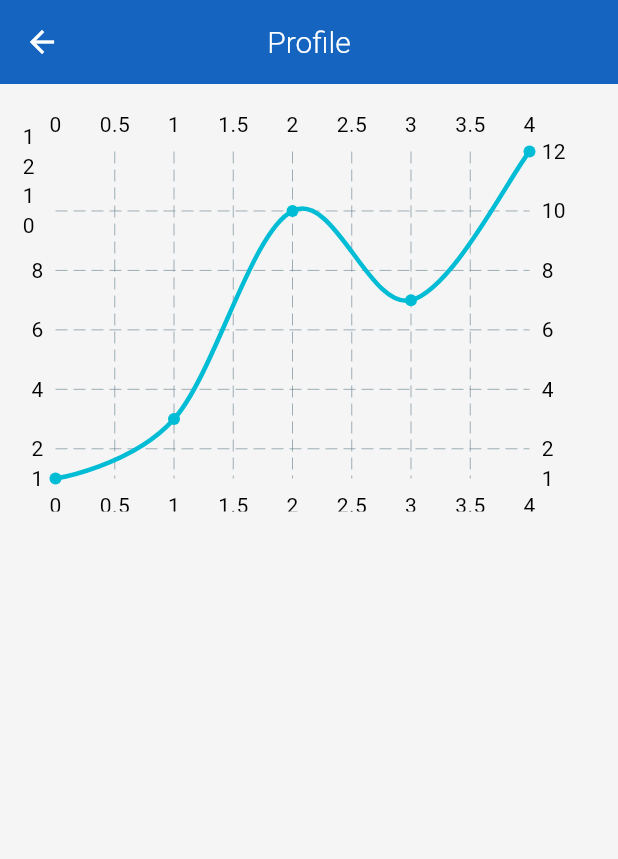
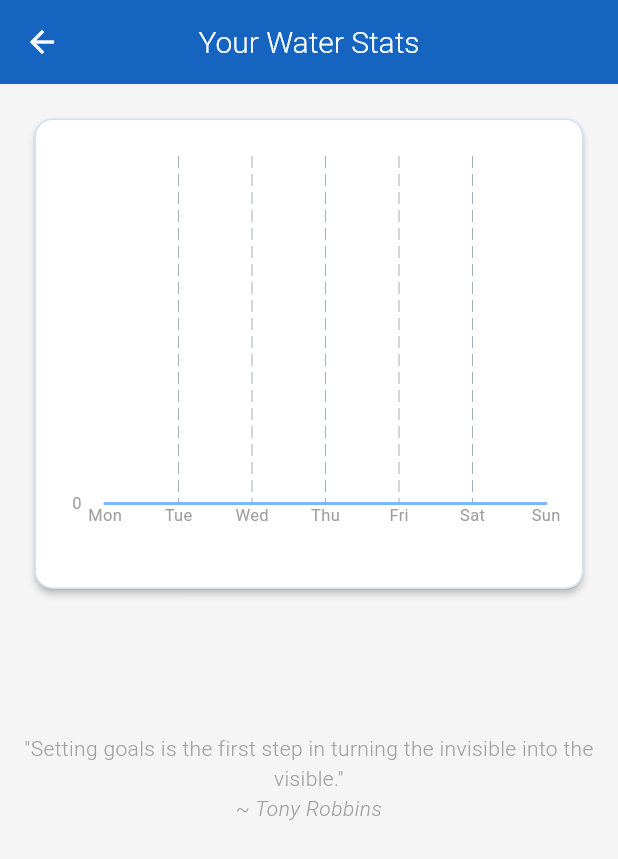
Before and after one commit to pamiracar/drip, a Flutter app: the ProfilePage screen opened by its route, on a phone screen of 412 x 824 dp. Shown: the top 859 px of the screen. Run offline on Flutter 3.47's test engine with Material 3 defaults, Android fonts, the phone set to English and light mode, and no system bars; drawn by our look-alikes of fl_chart; our stand-ins replace flutter_screenutil, get, lottie, percent_indicator, sqflite; accounts and stored records are empty.

Commit message:
starting day

```diff
--- a/lib/pages/home_page/home_page.dart
+++ b/lib/pages/home_page/home_page.dart
@@ -20,7 +20,7 @@ class HomePage extends GetView<HomePageController> {
         ),
         centerTitle: true,
         actions: [
-          IconButton(onPressed:() => Get.toNamed(AppRoutes.PROFILE), icon: Icon(Icons.person_outlined))
+          IconButton(onPressed:() => Get.toNamed(AppRoutes.PROFILE), icon: Icon(Icons.bar_chart_rounded))
         ],
       ),
       body: SingleChildScrollView(
--- a/lib/pages/home_page/home_page_controller.dart
+++ b/lib/pages/home_page/home_page_controller.dart
@@ -166,6 +166,7 @@ class HomePageController extends GetxController {
   void onInit() async {
     super.onInit();
     await _initData();
+    await databaseService.ensureTodayDrankExist;
     await checkStreakStatus();
   }
 
--- a/lib/pages/profile_page/profile_page.dart
+++ b/lib/pages/profile_page/profile_page.dart
@@ -1,6 +1,7 @@
 import 'package:drip/pages/profile_page/profile_page_controller.dart';
 import 'package:fl_chart/fl_chart.dart';
 import 'package:flutter/material.dart';
+import 'package:flutter_screenutil/flutter_screenutil.dart';
 import 'package:get/get_state_manager/get_state_manager.dart';
 
 class ProfilePage extends GetView<ProfilePageController> {
@@ -11,49 +12,141 @@ class ProfilePage extends GetView<ProfilePageController> {
     return Scaffold(
       appBar: AppBar(
         title: const Text(
-          "Profile",
+          "Your Water Stats",
           style: TextStyle(fontWeight: FontWeight.w300),
         ),
         centerTitle: true,
       ),
       body: SingleChildScrollView(
+        child: Padding(
+          padding: const EdgeInsets.all(15.0),
           child: Column(
             mainAxisAlignment: MainAxisAlignment.center,
             children: [
-            Container(
-              height: 300,
-              padding: EdgeInsets.all(15),
+              SizedBox(
+                width: MediaQuery.of(context).size.width,
+                height: MediaQuery.of(context).size.height * 0.4,
+                child: Card(
+                  child: Obx(() {
+                    final hasData = controller.waterData.isNotEmpty;
+                    final spots = hasData
+                        ? controller.waterData
+                        : List.generate(7, (i) => FlSpot(i.toDouble(), 0));
+                    return Padding(
+                      padding: const EdgeInsets.all(25.0),
+                      child: Column(
+                        children: [
+                          Expanded(
                             child: LineChart(
                               LineChartData(
                                 lineBarsData: [
                                   LineChartBarData(
-                      spots: [
-                        FlSpot(0, 1),
-                        FlSpot(1, 3),
-                        FlSpot(2, 10),
-                        FlSpot(3, 7),
-                        FlSpot(4, 12),
-                      ],
+                                    spots: spots,
                                     isCurved: true,
-                      barWidth: 3,
-                      belowBarData: BarAreaData(show: false),
-                      dotData: FlDotData(show: true),
+                                    barWidth: 2,
+                                    color: const Color(0xFF7EB6FF),
+                                    isStrokeCapRound: true,
+                                    dotData: FlDotData(show: false),
+                                    belowBarData: BarAreaData(
+                                      show: true,
+                                      color: const Color(0xFF7EB6FF).withOpacity(0.2),
+                                    ),
                                   ),
                                 ],
+                                gridData: FlGridData(
+                                  show: true,
+                                  drawVerticalLine: true,
+                                  horizontalInterval: 1,
+                                  getDrawingHorizontalLine: (value) => FlLine(
+                                    color: Colors.grey.withOpacity(0.1),
+                                    strokeWidth: 1,
+                                  ),
+                                ),
                                 titlesData: FlTitlesData(
                                   leftTitles: AxisTitles(
-                      sideTitles: SideTitles(showTitles: true),
+                                    sideTitles: SideTitles(
+                                      showTitles: true,
+                                      getTitlesWidget: (value, meta) => Text(
+                                        "${value.toInt()}",
+                                        style: TextStyle(
+                                          fontSize: 11,
+                                          color: Colors.grey.shade500,
+                                          fontWeight: FontWeight.w400,
+                                        ),
+                                      ),
+                                    ),
+                                  ),
+                                  topTitles: AxisTitles(
+                                    sideTitles: SideTitles(
+                                      showTitles: false,
+                                    ), // BURASI EKLENDİ
+                                  ),
+                                  rightTitles: AxisTitles(
+                                    sideTitles: SideTitles(
+                                      showTitles: false,
+                                    ), // Sağdaki sayıları da kapatır
                                   ),
                                   bottomTitles: AxisTitles(
-                      sideTitles: SideTitles(showTitles: true),
+                                    sideTitles: SideTitles(
+                                      showTitles: true,
+                                      interval: 1,
+                                      reservedSize: 32,
+                                      getTitlesWidget: (value, meta) {
+                                        final index = value.toInt();
+                                        final days = [
+                                          'Mon',
+                                          'Tue',
+                                          'Wed',
+                                          'Thu',
+                                          'Fri',
+                                          'Sat',
+                                          'Sun',
+                                        ];
+                                        return Text(
+                                          days[index],
+                                          style: TextStyle(
+                                            fontSize: 11,
+                                            color: Colors.grey.shade500,
+                                            fontWeight: FontWeight.w400,
+                                          ),
+                                        );
+                                      },
                                     ),
                                   ),
+                                ),
+
                                 borderData: FlBorderData(show: false),
+                                minY: 0,
                               ),
                             ),
                           ),
                         ],
                       ),
+                    );
+                  }),
+                ),
+              ),
+              SizedBox(height: 100.h),
+                Text(
+                  '"${controller.randomQuote?["quote"]}"',
+                  textAlign: TextAlign.center,
+                  style: TextStyle(
+                    color: Colors.grey,
+                    fontWeight: FontWeight.w300,
+                  ),
+                ),
+                Text(
+                  "~ ${controller.randomQuote?["author"]}",
+                  textAlign: TextAlign.center,
+                  style: TextStyle(
+                    fontStyle: FontStyle.italic,
+                    color: Colors.grey,
+                    fontWeight: FontWeight.w300,
+                  ),
+                ),
+            ],
+          ),
+        ),
       ),
     );
   }
--- a/lib/pages/profile_page/profile_page_controller.dart
+++ b/lib/pages/profile_page/profile_page_controller.dart
@@ -1,5 +1,33 @@
+import 'dart:math';
+
+import 'package:drip/quotes.dart';
+import 'package:drip/services/db_service.dart';
+import 'package:fl_chart/fl_chart.dart';
 import 'package:get/state_manager.dart';
 
-class ProfilePageController extends GetxController{
+class ProfilePageController extends GetxController {
+  var waterData = <FlSpot>[].obs;
+  final DatabaseService databaseService = DatabaseService.instance;
+  Map<String, String>? randomQuote;
 
+  @override
+  void onInit() {
+    super.onInit();
+    loadWaterData();
+    randomQuote = getRandomQuote(motivationalQuotes);
+  }
+
+  Future<void> loadWaterData() async {
+    final rawData = await databaseService.getLast7DaysNormalizedWater();
+
+    waterData.value = List.generate(rawData.length, (index) {
+      return FlSpot(index.toDouble(), rawData[index]["amount"]);
+    });
+  }
+
+  Map<String, String> getRandomQuote(List<Map<String, String>> quotes) {
+    final random = Random();
+    int randomIndex = random.nextInt(quotes.length);
+    return quotes[randomIndex];
+  }
 }
--- a/pubspec.yaml
+++ b/pubspec.yaml
@@ -42,6 +42,7 @@ dependencies:
   path_provider: ^2.1.5
   lottie: ^3.3.1
   fl_chart: ^1.0.0
+  intl: ^0.20.2
 
 dev_dependencies:
   flutter_test:
```
Also changed, not shown: lib/services/db_service.dart (+59 -1 lines), pubspec.lock. Lines whose indentation alone changed are shown as unchanged.
